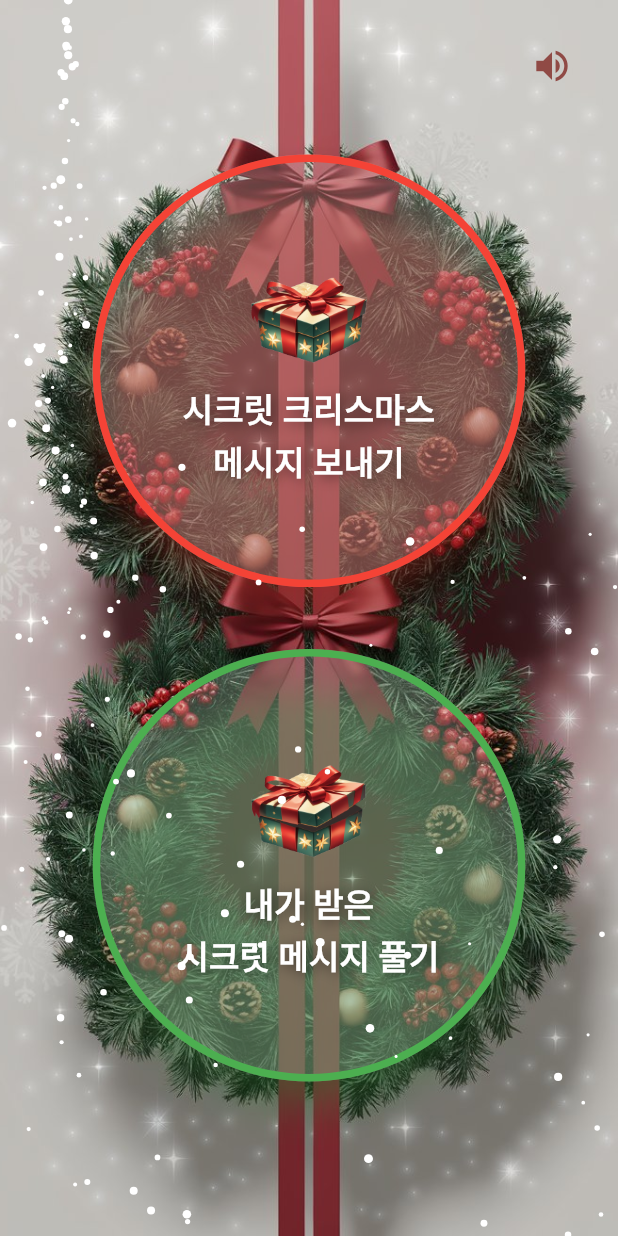
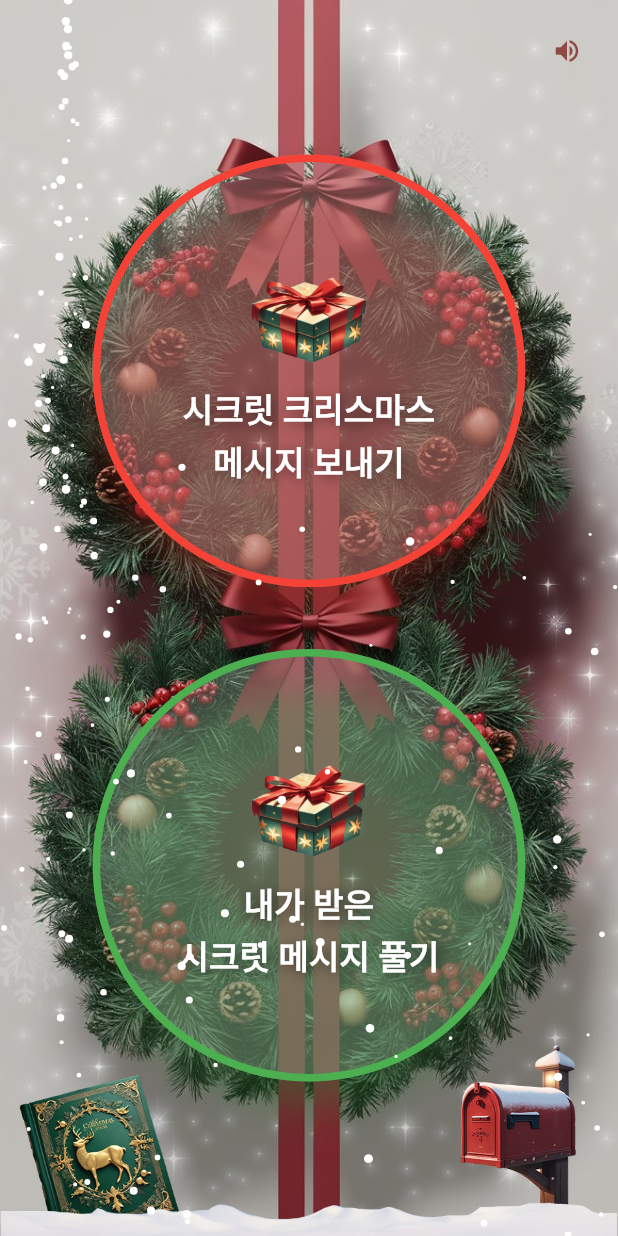
Before and after one commit to isjennifer/my_secret_christmas, a Flutter app: the screen it shows after launch, on a phone screen of 412 x 824 dp. Run offline on Flutter 3.47's test engine with Material 3 defaults, Android fonts, the phone set to English and light mode, and no system bars; our stand-ins replace audioplayers, google_fonts.

Commit message:
홈페이지 : 동물도감 및 우체통 디자인 추가

```diff
--- a/lib/main.dart
+++ b/lib/main.dart
@@ -219,15 +219,15 @@ class _MyHomePageState extends State<MyHomePage> {
                     ),
                   ),
                   Positioned(
-                    top: 20,
-                    right: 20,
+                    top: 10,
+                    right: 10,
                     child: IconButton(
                       icon: Icon(
                         _audioService.isPlaying
                             ? Icons.volume_up
                             : Icons.volume_off,
                         color: Theme.of(context).primaryColor,
-                        size: 28,
+                        size: 20,
                       ),
                       onPressed: () {
                         if (_audioService.isPlaying) {
@@ -239,6 +239,50 @@ class _MyHomePageState extends State<MyHomePage> {
                       },
                     ),
                   ),
+                  Positioned(
+                    bottom: -15,
+                    left: 0,
+                    child: InkWell(
+                      onTap: () {
+                        // 클릭 시 실행될 로직
+                      },
+                      child: SizedBox(
+                        width: 130,
+                        height: 130,
+                        child: Image.asset(
+                          'assets/book.png',
+                          fit: BoxFit.cover,
+                        ),
+                      ),
+                    ),
+                  ),
+                  Positioned(
+                    bottom: 10,
+                    right: 0,
+                    child: InkWell(
+                      onTap: () {
+                        // 클릭 시 실행될 로직
+                      },
+                      child: SizedBox(
+                        width: 130,
+                        height: 130,
+                        child: Image.asset(
+                          'assets/postbox.png',
+                          fit: BoxFit.cover,
+                        ),
+                      ),
+                    ),
+                  ),
+                  Positioned(
+                    bottom: -10,
+                    child: SizedBox(
+                      width: MediaQuery.of(context).size.width,
+                      child: Image.asset(
+                        'assets/snow_bottom.png',
+                        fit: BoxFit.cover,
+                      ),
+                    ),
+                  )
                 ],
               ),
             ),
```
Also changed, not shown: assets/book.png (added), assets/postbox.png (added), assets/snow_bottom.png (added).
